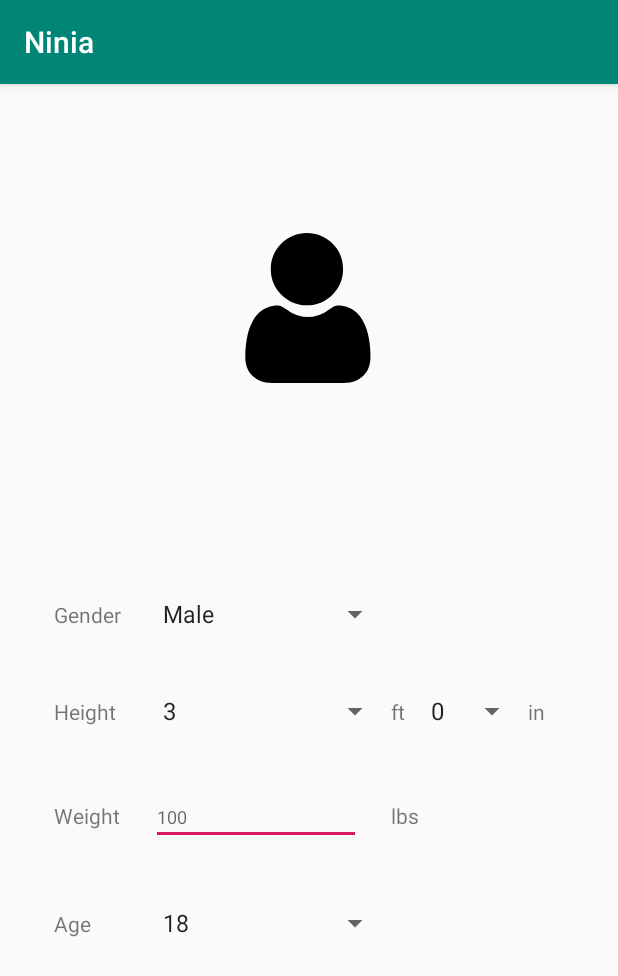
After one commit to hoahhuynh/Ninia, an Android app: the ProfileActivity screen opened directly, with no data from a screen before it, on a phone screen of 412 x 824 dp. The commit adds this screen. Shown: the top 976 px of the screen. Run offline under Robolectric (Android 15) with nearby library versions, the phone set to English and light mode, and no system bars.

Commit message:
added user profile activity

```diff
--- a/app/build.gradle
+++ b/app/build.gradle
@@ -10,6 +10,7 @@ android {
         versionCode 1
         versionName "1.0"
         testInstrumentationRunner "androidx.test.runner.AndroidJUnitRunner"
+        vectorDrawables.useSupportLibrary = true
     }
     buildTypes {
         release {
--- a/app/src/main/AndroidManifest.xml
+++ b/app/src/main/AndroidManifest.xml
@@ -9,7 +9,8 @@
         android:roundIcon="@mipmap/ic_launcher_round"
         android:supportsRtl="true"
         android:theme="@style/AppTheme">
-        <activity android:name=".WeatherActivity"></activity>
+        <activity android:name=".ProfileActivity"/>
+        <activity android:name=".WeatherActivity" />
         <activity android:name=".ViewRouteActivity" />
         <activity android:name=".BrowseRoutesActivity" />
         <activity android:name=".RunningActivity" />
--- /dev/null
+++ b/app/src/main/java/android/ninia/ProfileActivity.java
@@ -0,0 +1,113 @@
+package android.ninia;
+
+import androidx.appcompat.app.AppCompatActivity;
+
+import android.content.Context;
+import android.content.SharedPreferences;
+import android.os.Bundle;
+import android.util.Log;
+import android.view.View;
+import android.widget.AdapterView;
+import android.widget.ArrayAdapter;
+import android.widget.Spinner;
+import android.widget.Switch;
+
+import java.lang.reflect.Array;
+
+public class ProfileActivity extends AppCompatActivity {
+
+    String gender, ft, inches, weight, age;
+    Spinner genderSpin, ftSpin, inSpin, ageSpin;
+    SharedPreferences preferences;
+    SharedPreferences.Editor prefEditor;
+    @Override
+    protected void onCreate(Bundle savedInstanceState) {
+        super.onCreate(savedInstanceState);
+        setContentView(R.layout.activity_profile);
+
+        preferences = getSharedPreferences("com.android.ninia", Context.MODE_PRIVATE);
+        prefEditor = preferences.edit();
+        genderSpin = (Spinner)findViewById(R.id.genderSPNR);
+        ftSpin = (Spinner)findViewById(R.id.feetSPNR);
+        inSpin = (Spinner)findViewById(R.id.inchesSpinner);
+        ageSpin = (Spinner)findViewById(R.id.ageSPNR);
+
+        ArrayAdapter<CharSequence> genderAdapter = ArrayAdapter.createFromResource(this,R.array.gender_values, android.R.layout.simple_spinner_item);
+        ArrayAdapter<CharSequence> feetAdapter = ArrayAdapter.createFromResource(this,R.array.feet_values, android.R.layout.simple_spinner_item);
+        ArrayAdapter<CharSequence> inchesAdapter = ArrayAdapter.createFromResource(this,R.array.inches_values, android.R.layout.simple_spinner_item);
+        ArrayAdapter<CharSequence> ageAdapter = ArrayAdapter.createFromResource(this,R.array.age_values, android.R.layout.simple_spinner_item);
+
+        genderAdapter.setDropDownViewResource(android.R.layout.simple_spinner_dropdown_item);
+        feetAdapter.setDropDownViewResource(android.R.layout.simple_spinner_dropdown_item);
+        inchesAdapter.setDropDownViewResource(android.R.layout.simple_spinner_dropdown_item);
+        ageAdapter.setDropDownViewResource(android.R.layout.simple_spinner_dropdown_item);
+
+        genderSpin.setAdapter(genderAdapter);
+        ftSpin.setAdapter(feetAdapter);
+        inSpin.setAdapter(inchesAdapter);
+        ageSpin.setAdapter(ageAdapter);
+
+        genderSpin.setOnItemSelectedListener(new AdapterView.OnItemSelectedListener() {
+            @Override
+            public void onItemSelected(AdapterView<?> parent, View view, int position, long id) {
+                gender = parent.getItemAtPosition(position).toString();
+            }
+
+            @Override
+            public void onNothingSelected(AdapterView<?> parent) {
+
+            }
+        });
+
+        ftSpin.setOnItemSelectedListener(new AdapterView.OnItemSelectedListener() {
+            @Override
+            public void onItemSelected(AdapterView<?> parent, View view, int position, long id) {
+                ft = parent.getItemAtPosition(position).toString();
+            }
+
+            @Override
+            public void onNothingSelected(AdapterView<?> parent) {
+
+            }
+        });
+
+        inSpin.setOnItemSelectedListener(new AdapterView.OnItemSelectedListener() {
+            @Override
+            public void onItemSelected(AdapterView<?> parent, View view, int position, long id) {
+                inches = parent.getItemAtPosition(position).toString();
+            }
+
+            @Override
+            public void onNothingSelected(AdapterView<?> parent) {
+
+            }
+        });
+
+        ageSpin.setOnItemSelectedListener(new AdapterView.OnItemSelectedListener() {
+            @Override
+            public void onItemSelected(AdapterView<?> parent, View view, int position, long id) {
+                age = parent.getItemAtPosition(position).toString();
+            }
+
+            @Override
+            public void onNothingSelected(AdapterView<?> parent) {
+
+            }
+        });
+
+        prefEditor.putString("Gender", gender);
+        prefEditor.putString("Feet", ft);
+        prefEditor.putString("Inches", inches);
+        prefEditor.putString("Weight", weight);
+        prefEditor.putString("Age", age);
+        prefEditor.apply();
+
+        preferences.getString("Gender", "Male");
+        preferences.getString("Feet", "4");
+        preferences.getString("Inches", "0");
+        preferences.getString("Weight", "100");
+        preferences.getString("Age", "18");
+
+
+    }
+}
--- /dev/null
+++ b/app/src/main/res/drawable/ic_person.xml
@@ -0,0 +1,12 @@
+<vector xmlns:android="http://schemas.android.com/apk/res/android"
+    android:width="100dp"
+    android:height="100dp"
+    android:viewportWidth="512"
+    android:viewportHeight="512.002">
+  <path
+      android:fillColor="#FF000000"
+      android:pathData="m252.352,246.633c33.883,0 63.223,-12.152 87.195,-36.129 23.973,-23.973 36.125,-53.305 36.125,-87.191 0,-33.875 -12.152,-63.211 -36.129,-87.191 -23.977,-23.969 -53.313,-36.121 -87.191,-36.121 -33.887,0 -63.219,12.152 -87.191,36.125s-36.129,53.309 -36.129,87.188c0,33.887 12.156,63.223 36.133,87.195 23.977,23.969 53.313,36.125 87.188,36.125zM252.352,246.633"/>
+  <path
+      android:fillColor="#FF000000"
+      android:pathData="m468.129,393.703c-0.691,-9.977 -2.09,-20.859 -4.148,-32.352 -2.078,-11.578 -4.754,-22.523 -7.957,-32.527 -3.309,-10.34 -7.809,-20.551 -13.371,-30.336 -5.773,-10.156 -12.555,-19 -20.164,-26.277 -7.957,-7.613 -17.699,-13.734 -28.965,-18.199 -11.227,-4.441 -23.668,-6.691 -36.977,-6.691 -5.227,0 -10.281,2.145 -20.043,8.5 -6.008,3.918 -13.035,8.449 -20.879,13.461 -6.707,4.273 -15.793,8.277 -27.016,11.902 -10.949,3.543 -22.066,5.34 -33.039,5.34 -10.973,0 -22.086,-1.797 -33.047,-5.34 -11.211,-3.621 -20.297,-7.625 -26.996,-11.898 -7.77,-4.965 -14.801,-9.496 -20.898,-13.469 -9.75,-6.355 -14.809,-8.5 -20.035,-8.5 -13.313,0 -25.75,2.254 -36.973,6.699 -11.258,4.457 -21.004,10.578 -28.969,18.199 -7.605,7.281 -14.391,16.121 -20.156,26.273 -5.559,9.785 -10.059,19.992 -13.371,30.34 -3.199,10.004 -5.875,20.945 -7.953,32.523 -2.059,11.477 -3.457,22.363 -4.148,32.363 -0.68,9.797 -1.023,19.965 -1.023,30.234 0,26.727 8.496,48.363 25.25,64.32 16.547,15.746 38.441,23.734 65.066,23.734h246.531c26.625,0 48.512,-7.984 65.063,-23.734 16.758,-15.945 25.254,-37.586 25.254,-64.324 -0.004,-10.316 -0.352,-20.492 -1.035,-30.242zM468.129,393.703"/>
+</vector>
--- /dev/null
+++ b/app/src/main/res/layout/activity_profile.xml
@@ -0,0 +1,146 @@
+<?xml version="1.0" encoding="utf-8"?>
+<androidx.constraintlayout.widget.ConstraintLayout xmlns:android="http://schemas.android.com/apk/res/android"
+    xmlns:app="http://schemas.android.com/apk/res-auto"
+    xmlns:tools="http://schemas.android.com/tools"
+    android:layout_width="match_parent"
+    android:layout_height="match_parent"
+    tools:context=".ProfileActivity">
+
+    <ImageView
+        android:id="@+id/imageView"
+        android:layout_width="wrap_content"
+        android:layout_height="wrap_content"
+        app:layout_constraintBottom_toBottomOf="parent"
+        app:layout_constraintEnd_toEndOf="parent"
+        app:layout_constraintHorizontal_bias="0.498"
+        app:layout_constraintStart_toStartOf="parent"
+        app:layout_constraintTop_toTopOf="parent"
+        app:layout_constraintVertical_bias="0.149"
+        app:srcCompat="@drawable/ic_person"
+        android:contentDescription="@string/person"/>
+
+    <TableLayout
+        android:layout_width="339dp"
+        android:layout_height="326dp"
+        app:layout_constraintBottom_toBottomOf="parent"
+        app:layout_constraintEnd_toEndOf="parent"
+        app:layout_constraintHorizontal_bias="0.495"
+        app:layout_constraintStart_toStartOf="parent"
+        app:layout_constraintTop_toBottomOf="@+id/imageView">
+
+
+        <TableRow
+            android:layout_width="match_parent"
+            android:layout_height="match_parent"
+            android:paddingTop="20dp"
+            android:paddingBottom="20dp">
+
+
+            <TextView
+                android:id="@+id/genderTV"
+                android:layout_width="wrap_content"
+                android:layout_height="wrap_content"
+                android:layout_marginEnd="20dp"
+                android:layout_marginRight="20dp"
+                android:text="@string/gender" />
+
+            <Spinner
+                android:id="@+id/genderSPNR"
+                android:layout_width="wrap_content"
+                android:layout_height="25dp" />
+
+        </TableRow>
+
+        <TableRow
+            android:layout_width="match_parent"
+            android:layout_height="match_parent"
+            android:paddingTop="20dp"
+            android:paddingBottom="20dp">
+
+            <TextView
+                android:id="@+id/heightTV"
+                android:layout_width="wrap_content"
+                android:layout_height="wrap_content"
+                android:layout_marginEnd="20dp"
+                android:layout_marginRight="20dp"
+                android:text="@string/height" />
+
+            <Spinner
+                android:id="@+id/feetSPNR"
+                android:layout_width="match_parent"
+                android:layout_height="wrap_content" />
+
+            <TextView
+                android:id="@+id/feetTV"
+                android:layout_width="wrap_content"
+                android:layout_height="wrap_content"
+                android:text="@string/feet" />
+
+            <Spinner
+                android:id="@+id/inchesSpinner"
+                android:layout_width="match_parent"
+                android:layout_height="wrap_content" />
+
+            <TextView
+                android:id="@+id/inchesTV"
+                android:layout_width="wrap_content"
+                android:layout_height="wrap_content"
+                android:text="@string/inches" />
+        </TableRow>
+
+        <TableRow
+            android:layout_width="match_parent"
+            android:layout_height="match_parent"
+            android:paddingTop="20dp"
+            android:paddingBottom="20dp">
+
+            <TextView
+                android:id="@+id/weightTV"
+                android:layout_width="wrap_content"
+                android:layout_height="wrap_content"
+                android:layout_marginEnd="20dp"
+                android:layout_marginRight="20dp"
+                android:text="@string/weight" />
+
+            <EditText
+                android:id="@+id/weightEDT"
+                android:layout_width="wrap_content"
+                android:layout_height="wrap_content"
+                android:layout_marginEnd="20dp"
+                android:layout_marginRight="20dp"
+                android:ems="10"
+                android:autofillHints="@string/weight_hint"
+                android:hint="@string/weight_hint"
+                android:inputType="numberDecimal"
+                android:textSize="12sp" />
+
+            <TextView
+                android:id="@+id/poundsTV"
+                android:layout_width="wrap_content"
+                android:layout_height="wrap_content"
+                android:text="@string/pounds" />
+        </TableRow>
+
+        <TableRow
+            android:layout_width="match_parent"
+            android:layout_height="match_parent"
+            android:paddingTop="20dp"
+            android:paddingBottom="20dp">
+
+            <TextView
+                android:id="@+id/ageTV"
+                android:layout_width="wrap_content"
+                android:layout_height="wrap_content"
+                android:layout_marginEnd="20dp"
+                android:layout_marginRight="20dp"
+                android:text="@string/age" />
+
+            <Spinner
+                android:id="@+id/ageSPNR"
+                android:layout_width="match_parent"
+                android:layout_height="wrap_content" />
+
+        </TableRow>
+    </TableLayout>
+
+</androidx.constraintlayout.widget.ConstraintLayout>
--- a/app/src/main/res/values/strings.xml
+++ b/app/src/main/res/values/strings.xml
@@ -12,4 +12,56 @@
     <string name="start">Start</string>
     <string name="create">Create</string>
     <string name="find_a_route">Find a Route</string>
+    <string name="gender">Gender</string>
+    <string name="height">Height</string>
+    <string name="weight">Weight</string>
+    <string name="age">Age</string>
+    <string name="inches_hint">9</string>
+    <string name="feet_hint">5</string>
+    <string name="feet">ft</string>
+    <string name="inches">in</string>
+    <string name="pounds">lbs</string>
+    <string name="person">person.svg</string>
+    <string name="weight_hint">100</string>
+    <string name="age_hint">18</string>
+    <string-array name="gender_values">
+        <item>Male</item>
+        <item>Female</item>
+    </string-array>
+    <string-array name="feet_values">
+        <item>3</item>
+        <item>4</item>
+        <item>5</item>
+        <item>6</item>
+        <item>7</item>
+    </string-array>
+    <string-array name="inches_values">
+        <item>0</item>
+        <item>1</item>
+        <item>2</item>
+        <item>3</item>
+        <item>4</item>
+        <item>5</item>
+        <item>6</item>
+        <item>7</item>
+        <item>8</item>
+        <item>9</item>
+        <item>10</item>
+        <item>11</item>
+    </string-array>
+    <string-array name="age_values">
+        <item>18</item>
+        <item>19</item>
+        <item>20</item>
+        <item>21</item>
+        <item>22</item>
+        <item>23</item>
+        <item>24</item>
+        <item>25</item>
+        <item>26</item>
+        <item>27</item>
+        <item>28</item>
+        <item>29</item>
+        <item>30</item>
+    </string-array>
 </resources>
--- a/build.gradle
+++ b/build.gradle
@@ -7,7 +7,7 @@ buildscript {
 
     }
     dependencies {
-        classpath 'com.android.tools.build:gradle:3.5.3'
+        classpath 'com.android.tools.build:gradle:3.6.1'
 
         // NOTE: Do not place your application dependencies here; they belong
         // in the individual module build.gradle files
```
Also changed, not shown: gradle/wrapper/gradle-wrapper.properties.
